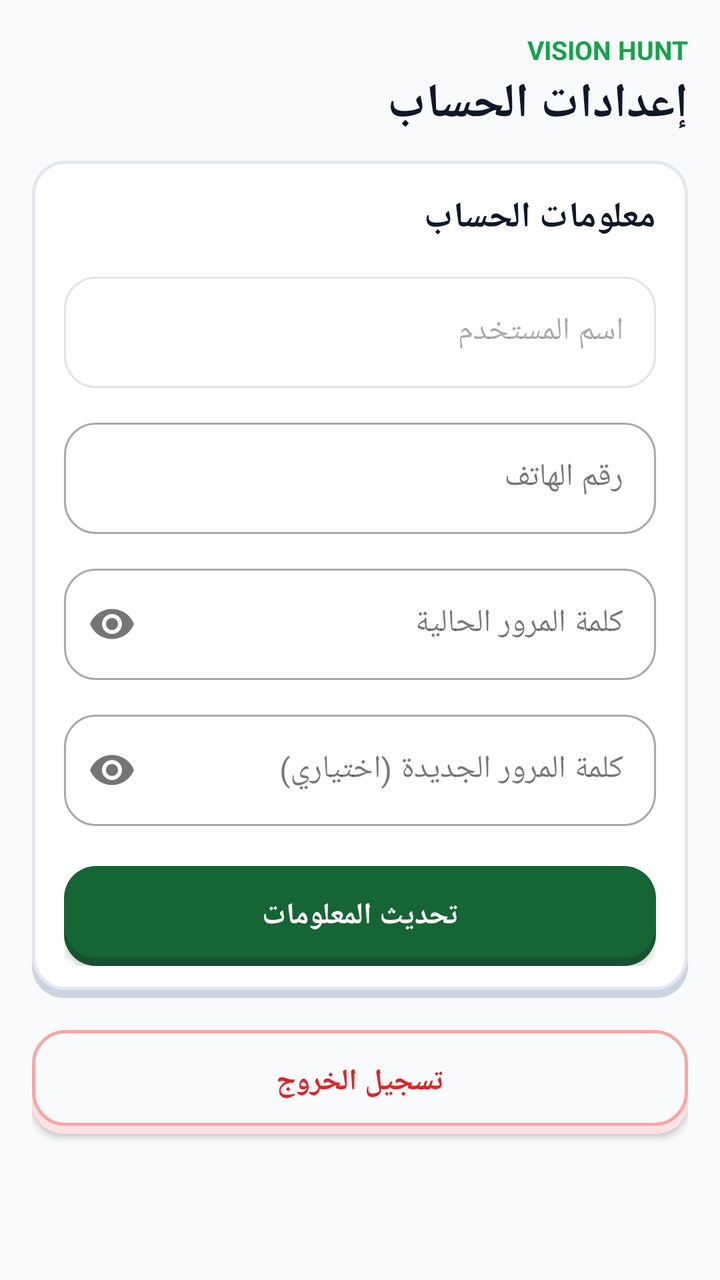
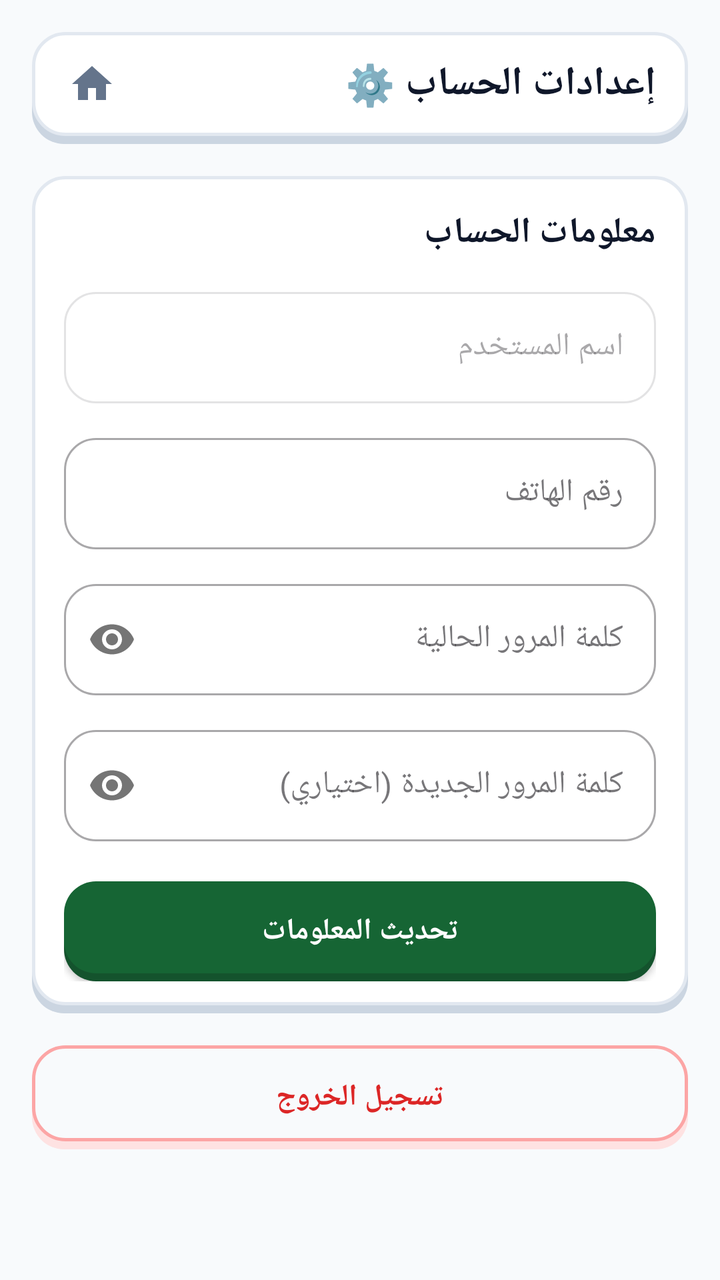

Compare the two renders of this Android layout. The source of the first and the diff that turns it into the second are given below.
<!-- AndroidManifest.xml: activity theme Theme.VisionHuntOnline -->
<!-- res/layout/activity_profile.xml -->
<?xml version="1.0" encoding="utf-8"?>
<LinearLayout xmlns:android="http://schemas.android.com/apk/res/android"
    xmlns:app="http://schemas.android.com/apk/res-auto"
    android:layout_width="match_parent"
    android:layout_height="match_parent"
    android:background="@color/screen_background"
    android:fitsSystemWindows="true"
    android:layoutDirection="rtl"
    android:orientation="vertical"
    android:textDirection="rtl">

    <ScrollView
        android:layout_width="match_parent"
        android:layout_height="match_parent"
        android:clipToPadding="false"
        android:padding="16dp"
        android:scrollbars="none">

        <LinearLayout
            android:layout_width="match_parent"
            android:layout_height="wrap_content"
            android:orientation="vertical">

            
            <TextView
                android:layout_width="wrap_content"
                android:layout_height="wrap_content"
                android:layout_gravity="start"
                android:text="VISION HUNT"
                android:textColor="#16A34A"
                android:textSize="13sp"
                android:textStyle="bold" />

            <TextView
                android:layout_width="wrap_content"
                android:layout_height="wrap_content"
                android:layout_gravity="start"
                android:layout_marginTop="2dp"
                android:layout_marginBottom="12dp"
                android:text="إعدادات الحساب"
                android:textColor="@color/text_primary"
                android:textSize="24sp"
                android:textStyle="bold" />

            
            <FrameLayout
                android:layout_width="match_parent"
                android:layout_height="wrap_content"
                android:layout_marginBottom="16dp"
                android:background="@drawable/bg_3d_card_16dp">

                <LinearLayout
                    android:layout_width="match_parent"
                    android:layout_height="wrap_content"
                    android:orientation="vertical"
                    android:padding="16dp"
                    android:paddingBottom="20dp">

                    <TextView
                        android:layout_width="wrap_content"
                        android:layout_height="wrap_content"
                        android:layout_marginBottom="12dp"
                        android:text="معلومات الحساب"
                        android:textColor="@color/text_primary"
                        android:textSize="18sp"
                        android:textStyle="bold" />

                    
                    <com.google.android.material.textfield.TextInputLayout
                        style="@style/Widget.MaterialComponents.TextInputLayout.OutlinedBox"
                        android:layout_width="match_parent"
                        android:layout_height="wrap_content"
                        android:enabled="false"
                        android:hint="اسم المستخدم"
                        app:boxCornerRadiusBottomEnd="16dp"
                        app:boxCornerRadiusBottomStart="16dp"
                        app:boxCornerRadiusTopEnd="16dp"
                        app:boxCornerRadiusTopStart="16dp">

                        <com.google.android.material.textfield.TextInputEditText
                            android:id="@+id/et_username"
                            android:layout_width="match_parent"
                            android:layout_height="wrap_content"
                            android:focusable="false"
                            android:inputType="none"
                            android:textColor="@color/text_primary" />

                    </com.google.android.material.textfield.TextInputLayout>

                    
                    <com.google.android.material.textfield.TextInputLayout
                        style="@style/Widget.MaterialComponents.TextInputLayout.OutlinedBox"
                        android:layout_width="match_parent"
                        android:layout_height="wrap_content"
                        android:layout_marginTop="12dp"
                        android:hint="رقم الهاتف"
                        app:boxCornerRadiusBottomEnd="16dp"
                        app:boxCornerRadiusBottomStart="16dp"
                        app:boxCornerRadiusTopEnd="16dp"
                        app:boxCornerRadiusTopStart="16dp">

                        <com.google.android.material.textfield.TextInputEditText
                            android:id="@+id/et_phone"
                            android:layout_width="match_parent"
                            android:layout_height="wrap_content"
                            android:inputType="phone" />

                    </com.google.android.material.textfield.TextInputLayout>

                    
                    <com.google.android.material.textfield.TextInputLayout
                        style="@style/Widget.MaterialComponents.TextInputLayout.OutlinedBox"
                        android:layout_width="match_parent"
                        android:layout_height="wrap_content"
                        android:layout_marginTop="12dp"
                        android:hint="كلمة المرور الحالية"
                        app:boxCornerRadiusBottomEnd="16dp"
                        app:boxCornerRadiusBottomStart="16dp"
                        app:boxCornerRadiusTopEnd="16dp"
                        app:boxCornerRadiusTopStart="16dp"
                        app:passwordToggleEnabled="true">

                        <com.google.android.material.textfield.TextInputEditText
                            android:id="@+id/et_old_password"
                            android:layout_width="match_parent"
                            android:layout_height="wrap_content"
                            android:inputType="textPassword" />

                    </com.google.android.material.textfield.TextInputLayout>

                    
                    <com.google.android.material.textfield.TextInputLayout
                        style="@style/Widget.MaterialComponents.TextInputLayout.OutlinedBox"
                        android:layout_width="match_parent"
                        android:layout_height="wrap_content"
                        android:layout_marginTop="12dp"
                        android:hint="كلمة المرور الجديدة (اختياري)"
                        app:boxCornerRadiusBottomEnd="16dp"
                        app:boxCornerRadiusBottomStart="16dp"
                        app:boxCornerRadiusTopEnd="16dp"
                        app:boxCornerRadiusTopStart="16dp"
                        app:passwordToggleEnabled="true">

                        <com.google.android.material.textfield.TextInputEditText
                            android:id="@+id/et_new_password"
                            android:layout_width="match_parent"
                            android:layout_height="wrap_content"
                            android:inputType="textPassword" />

                    </com.google.android.material.textfield.TextInputLayout>

                    
                    <androidx.appcompat.widget.AppCompatButton
                        android:id="@+id/btn_update_profile"
                        android:layout_width="match_parent"
                        android:layout_height="50dp"
                        android:layout_marginTop="20dp"
                        android:background="@drawable/bg_3d_btn_primary"
                        android:text="تحديث المعلومات"
                        android:textColor="#FFFFFF"
                        android:textSize="15sp"
                        android:textStyle="bold" />

                    <com.google.android.material.progressindicator.CircularProgressIndicator
                        android:id="@+id/progress_profile"
                        android:layout_width="wrap_content"
                        android:layout_height="wrap_content"
                        android:layout_gravity="center_horizontal"
                        android:layout_marginTop="12dp"
                        android:indeterminate="true"
                        android:visibility="gone"
                        app:indicatorColor="#166534" />

                </LinearLayout>

            </FrameLayout>

            
            <androidx.appcompat.widget.AppCompatButton
                android:id="@+id/btn_logout"
                android:layout_width="match_parent"
                android:layout_height="52dp"
                android:layout_marginBottom="24dp"
                android:background="@drawable/bg_3d_btn_danger_outline"
                android:text="تسجيل الخروج"
                android:textColor="#DC2626"
                android:textSize="15sp"
                android:textStyle="bold" />

        </LinearLayout>

    </ScrollView>

</LinearLayout>
<!-- resources referenced by this layout -->
<resources>
  <color name="screen_background">#F8FAFC</color>
  <color name="text_primary">#0F172A</color>
  <!-- drawable bg_3d_btn_primary (drawable) -->
  <?xml version="1.0" encoding="utf-8"?>
  <selector xmlns:android="http://schemas.android.com/apk/res/android">
      <item android:state_pressed="true">
          <layer-list>
              <item android:top="4dp">
                  <shape>
                      <corners android:radius="16dp" />
                      <solid android:color="@color/btn_primary_bg" />
                  </shape>
              </item>
          </layer-list>
      </item>
      <item>
          <layer-list>
              <item android:top="4dp">
                  <shape>
                      <corners android:radius="16dp" />
                      <solid android:color="@color/btn_primary_shadow" />
                  </shape>
              </item>
              <item android:bottom="4dp">
                  <shape>
                      <corners android:radius="16dp" />
                      <solid android:color="@color/btn_primary_bg" />
                  </shape>
              </item>
          </layer-list>
      </item>
  </selector>
  <!-- drawable bg_3d_card_16dp (drawable) -->
  <?xml version="1.0" encoding="utf-8"?>
  <layer-list xmlns:android="http://schemas.android.com/apk/res/android">
      <item android:top="4dp">
          <shape>
              <corners android:radius="16dp" />
              <solid android:color="@color/card_shadow" />
          </shape>
      </item>
      <item android:bottom="4dp">
          <shape>
              <corners android:radius="16dp" />
              <solid android:color="@color/task_card_background" />
              <stroke android:width="1.5dp" android:color="@color/card_stroke" />
          </shape>
      </item>
  </layer-list>
  <style name="Theme.VisionHuntOnline" parent="Theme.Material3.DayNight.NoActionBar">
          <item name="colorPrimary">#16A34A</item>
          <item name="colorPrimaryVariant">#166534</item>
          <item name="colorOnPrimary">#FFFFFF</item>
          <item name="colorSecondary">#16A34A</item>
          <item name="colorOnSecondary">#FFFFFF</item>
          <item name="android:windowBackground">@color/screen_background</item>
          <item name="android:statusBarColor">@color/screen_background</item>
          <item name="android:windowLightStatusBar">true</item>
          <item name="android:navigationBarColor">@color/bottom_nav_background</item>
          <item name="android:windowLightNavigationBar">true</item>
      </style>
  <color name="btn_danger_outline_bg">#F8FAFC</color>
  <color name="btn_danger_outline_stroke">#FCA5A5</color>
  <color name="btn_danger_outline_shadow">#FEE2E2</color>
  <color name="btn_primary_bg">#166534</color>
  <color name="btn_primary_shadow">#14532D</color>
  <color name="card_shadow">#CBD5E1</color>
  <color name="task_card_background">#FFFFFF</color>
  <color name="card_stroke">#E2E8F0</color>
  <color name="bottom_nav_background">#FFFFFF</color>
  <!-- unchanged entries left out for length: 1 -->
</resources>

<!-- the commit's change to res/layout/activity_profile.xml (unified diff, before → after) -->
@@ -22,25 +22,44 @@
             android:orientation="vertical">
 
             
-            <TextView
-                android:layout_width="wrap_content"
+            <FrameLayout
+                android:layout_width="match_parent"
                 android:layout_height="wrap_content"
-                android:layout_gravity="start"
-                android:text="VISION HUNT"
-                android:textColor="#16A34A"
-                android:textSize="13sp"
-                android:textStyle="bold" />
-
-            <TextView
-                android:layout_width="wrap_content"
-                android:layout_height="wrap_content"
-                android:layout_gravity="start"
-                android:layout_marginTop="2dp"
-                android:layout_marginBottom="12dp"
-                android:text="إعدادات الحساب"
-                android:textColor="@color/text_primary"
-                android:textSize="24sp"
-                android:textStyle="bold" />
+                android:background="@drawable/bg_3d_card_16dp"
+                android:layout_marginBottom="16dp">
+
+                <LinearLayout
+                    android:layout_width="match_parent"
+                    android:layout_height="wrap_content"
+                    android:gravity="center_vertical"
+                    android:orientation="horizontal"
+                    android:paddingHorizontal="16dp"
+                    android:paddingTop="12dp"
+                    android:paddingBottom="16dp">
+
+                    <TextView
+                        android:layout_width="0dp"
+                        android:layout_height="wrap_content"
+                        android:layout_weight="1"
+                        android:text="إعدادات الحساب ⚙️"
+                        android:textColor="@color/text_primary"
+                        android:textSize="20sp"
+                        android:textStyle="bold" />
+
+                    
+                    <ImageView
+                        android:id="@+id/btn_back"
+                        android:layout_width="28dp"
+                        android:layout_height="28dp"
+                        android:background="?attr/selectableItemBackgroundBorderless"
+                        android:contentDescription="رجوع"
+                        android:padding="2dp"
+                        android:src="@drawable/ic_home"
+                        app:tint="@color/text_secondary" />
+
+                </LinearLayout>
+
+            </FrameLayout>
 
             
             <FrameLayout
@@ -182,6 +201,8 @@
                 android:layout_height="52dp"
                 android:layout_marginBottom="24dp"
                 android:background="@drawable/bg_3d_btn_danger_outline"
+                android:elevation="0dp"
+                android:stateListAnimator="@null"
                 android:text="تسجيل الخروج"
                 android:textColor="#DC2626"
                 android:textSize="15sp"
<!-- resource entries referenced after the edit -->
@@ -2,6 +2,7 @@
 <resources>
   <color name="screen_background">#F8FAFC</color>
   <color name="text_primary">#0F172A</color>
+  <color name="text_secondary">#64748B</color>
   <!-- drawable bg_3d_btn_primary (drawable) -->
   <?xml version="1.0" encoding="utf-8"?>
   <selector xmlns:android="http://schemas.android.com/apk/res/android">
@@ -49,6 +50,12 @@
           </shape>
       </item>
   </layer-list>
+  <!-- drawable ic_home (drawable) -->
+  <vector xmlns:android="http://schemas.android.com/apk/res/android" android:height="24dp" android:tint="#000000" android:viewportHeight="24" android:viewportWidth="24" android:width="24dp">
+        
+      <path android:fillColor="@android:color/white" android:pathData="M10,20v-6h4v6h5v-8h3L12,3 2,12h3v8z"/>
+      
+  </vector>
   <style name="Theme.VisionHuntOnline" parent="Theme.Material3.DayNight.NoActionBar">
           <item name="colorPrimary">#16A34A</item>
           <item name="colorPrimaryVariant">#166534</item>
